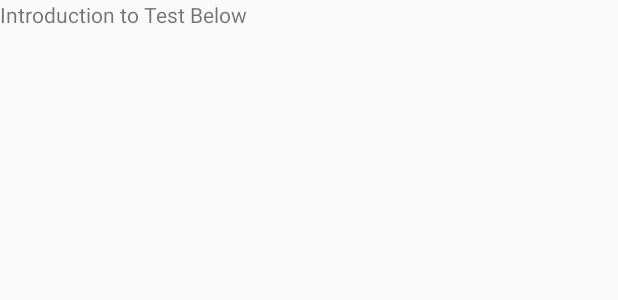
After one commit to annae44/FallDetect, an Android app: the layout introduction.xml on its own in the app's theme, with its tools: preview values and no code run, on a phone screen of 412 x 824 dp. The commit adds this screen. Shown: the top 300 px of the screen. Run offline under Robolectric (Android 15) with nearby library versions, the phone set to English and light mode, and no system bars.

Commit message:
Introduction Page Added

```diff
--- a/app/src/main/AndroidManifest.xml
+++ b/app/src/main/AndroidManifest.xml
@@ -16,6 +16,8 @@
                 <category android:name="android.intent.category.LAUNCHER" />
             </intent-filter>
         </activity>
+        <activity android:name=".IntroductionActivity">
+        </activity>
     </application>
 
 </manifest>
--- /dev/null
+++ b/app/src/main/res/layout/introduction.xml
@@ -0,0 +1,14 @@
+<?xml version="1.0" encoding="utf-8"?>
+<LinearLayout xmlns:android="http://schemas.android.com/apk/res/android"
+    android:orientation="vertical"
+    android:layout_width="match_parent"
+    android:layout_height="match_parent">
+
+    <TextView
+        android:layout_width="match_parent"
+        android:layout_height="wrap_content"
+        android:text="@string/intro_label">
+
+    </TextView>
+
+</LinearLayout>
--- a/app/src/main/res/values/strings.xml
+++ b/app/src/main/res/values/strings.xml
@@ -1,4 +1,5 @@
 <resources>
     <string name="app_name">FallDetect</string>
     <string name="start_test_label">Start Test</string>
+    <string name="intro_label">Introduction to Test Below</string>
 </resources>
```
Also changed, not shown: app/src/main/java/aericks1/example/falldetect/IntroductionActivity.java (added, +14 -0 lines), app/src/main/java/aericks1/example/falldetect/MainActivity.java (+20 -0 lines).
